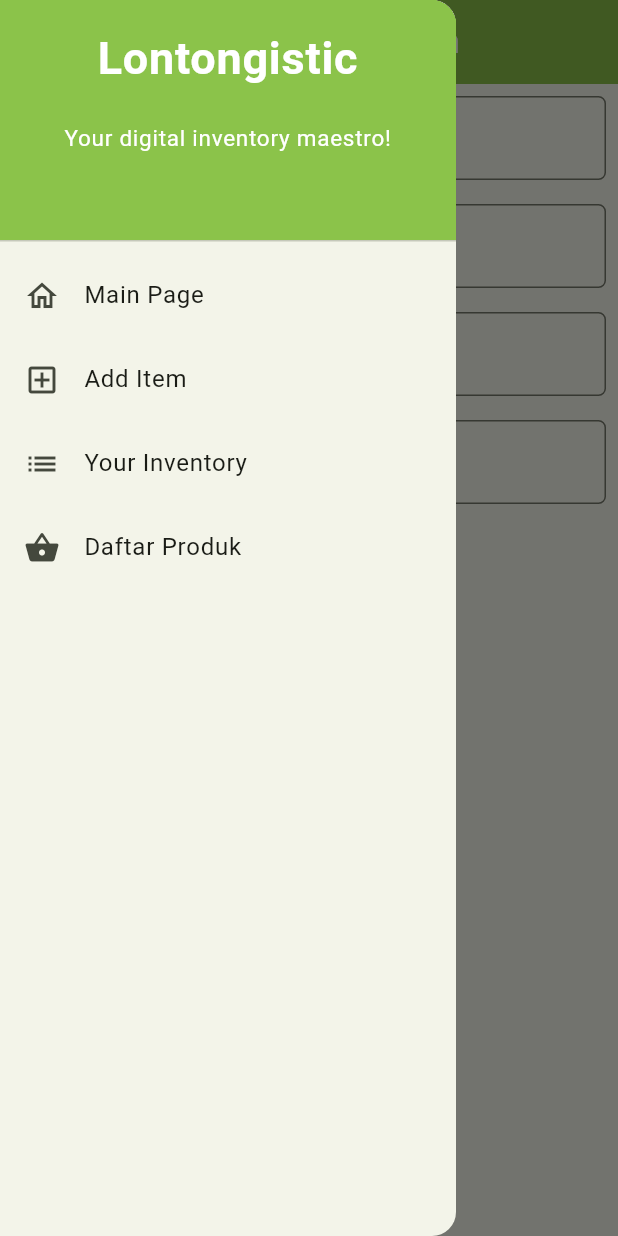
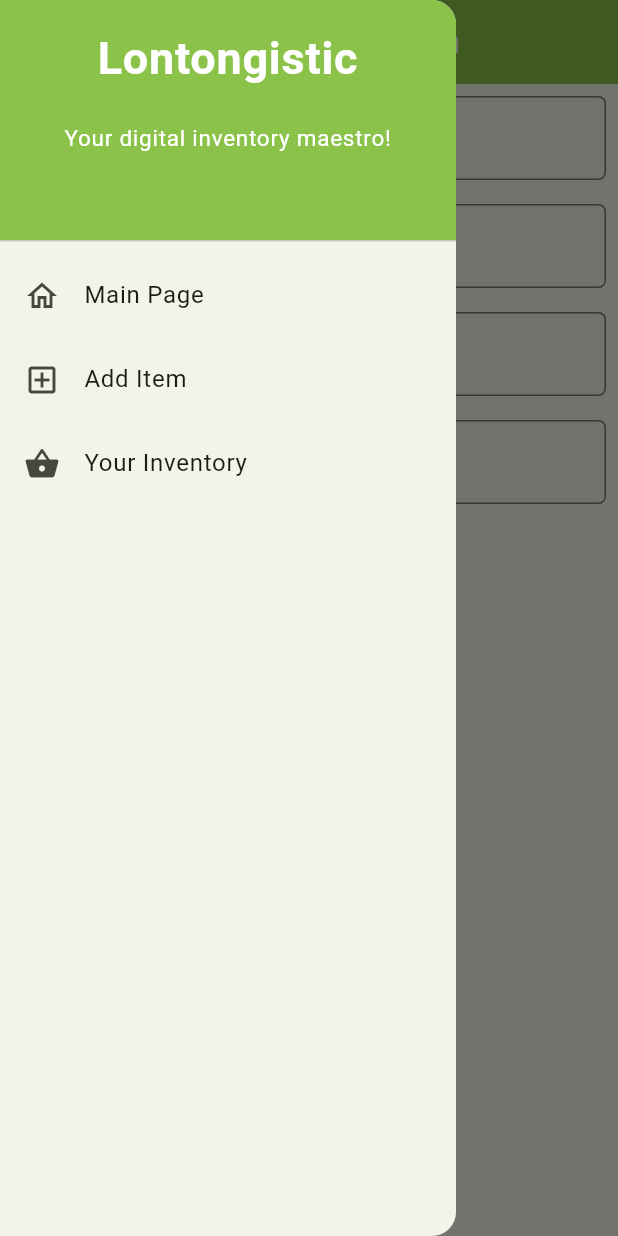
Before and after one commit to lontonggg/lontongistic-mobile, a Flutter app: the AddItemFormPage screen opened directly, with the side drawer open, on a phone screen of 412 x 824 dp. Run offline on Flutter 3.47's test engine with Material 2 defaults, Android fonts, the phone set to English and light mode, and no system bars; missing offline and left inert: pbp_django_auth.

Commit message:
Menyelesaikan tugas week 8

```diff
--- a/lib/widgets/left_drawer.dart
+++ b/lib/widgets/left_drawer.dart
@@ -2,7 +2,7 @@ import 'package:flutter/material.dart';
 import 'package:lontongistic/screens/list_product.dart';
 import 'package:lontongistic/screens/menu.dart';
 import 'package:lontongistic/screens/add_item_form.dart';
-import 'package:lontongistic/screens/inventory_list.dart';
+
 
 class LeftDrawer extends StatelessWidget {
   const LeftDrawer({super.key});
@@ -65,21 +65,8 @@ class LeftDrawer extends StatelessWidget {
             },
           ),
           ListTile(
-            leading: const Icon(Icons.list),
+            leading: const Icon(Icons.shopping_basket),
             title: const Text('Your Inventory'),
-            // Bagian redirection ke InventoryList
-            onTap: () {
-              Navigator.push(
-                context,
-                MaterialPageRoute(
-                  builder: (context) => const InventoryList(),
-                ),
-              );
-            },
-          ),
-          ListTile(
-            leading: const Icon(Icons.shopping_basket),
-            title: const Text('Daftar Produk'),
             onTap: () {
               // Route menu ke halaman produk
               Navigator.push(
```
